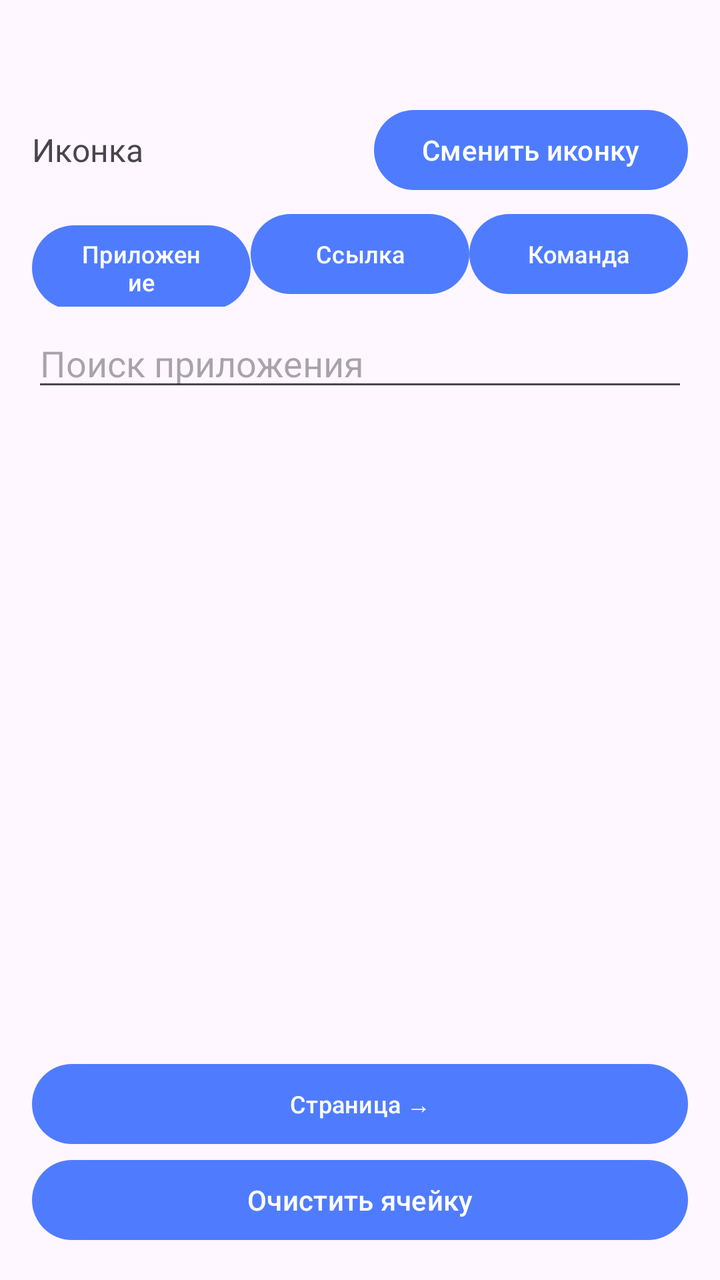
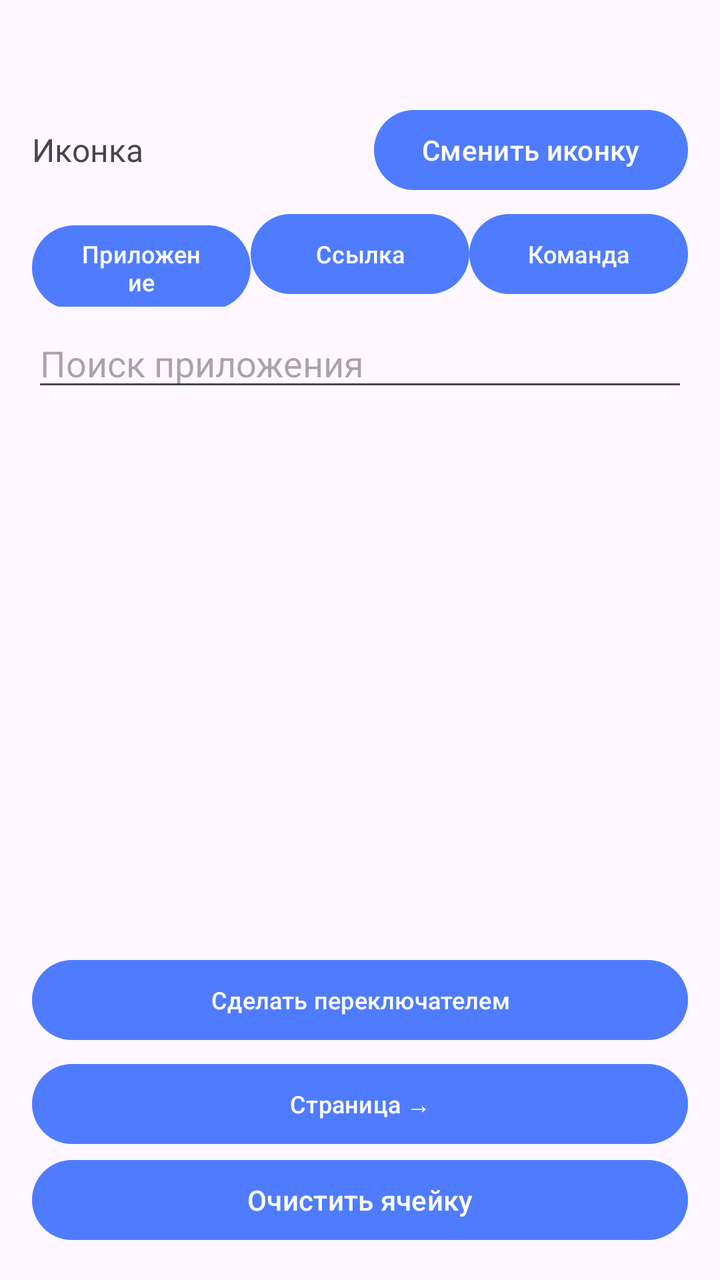

Before-and-after screenshots of an Android layout around one commit, followed by the original layout XML and the change that was made.
<!-- AndroidManifest.xml: application theme Theme.WidgetPlus -->
<!-- res/layout/activity_cell_editor.xml -->
<?xml version="1.0" encoding="utf-8"?>
<LinearLayout xmlns:android="http://schemas.android.com/apk/res/android"
    android:layout_width="match_parent"
    android:layout_height="match_parent"
    android:orientation="vertical"
    android:padding="16dp">

    <TextView
        android:id="@+id/tvCellTitle"
        android:layout_width="match_parent"
        android:layout_height="wrap_content"
        android:textSize="20sp"
        android:textStyle="bold" />

    <LinearLayout
        android:layout_width="match_parent"
        android:layout_height="wrap_content"
        android:layout_marginTop="8dp"
        android:gravity="center_vertical"
        android:orientation="horizontal">

        <TextView
            android:layout_width="0dp"
            android:layout_height="wrap_content"
            android:layout_weight="1"
            android:text="@string/icon_current"
            android:textSize="16sp" />

        <Button
            android:id="@+id/btnPickIcon"
            android:layout_width="wrap_content"
            android:layout_height="wrap_content"
            android:text="@string/icon_change" />
    </LinearLayout>

    <LinearLayout
        android:layout_width="match_parent"
        android:layout_height="wrap_content"
        android:layout_marginTop="4dp"
        android:orientation="horizontal">

        <Button
            android:id="@+id/btnTypeApp"
            android:layout_width="0dp"
            android:layout_height="wrap_content"
            android:layout_weight="1"
            android:text="@string/type_app"
            android:textSize="12sp" />

        <Button
            android:id="@+id/btnTypeLink"
            android:layout_width="0dp"
            android:layout_height="wrap_content"
            android:layout_weight="1"
            android:text="@string/type_link"
            android:textSize="12sp" />

        <Button
            android:id="@+id/btnTypeCommand"
            android:layout_width="0dp"
            android:layout_height="wrap_content"
            android:layout_weight="1"
            android:text="@string/type_command"
            android:textSize="12sp" />
    </LinearLayout>

    <LinearLayout
        android:id="@+id/appsBlock"
        android:layout_width="match_parent"
        android:layout_height="0dp"
        android:layout_weight="1"
        android:orientation="vertical">

        <EditText
            android:id="@+id/etSearch"
            android:layout_width="match_parent"
            android:layout_height="wrap_content"
            android:layout_marginTop="6dp"
            android:hint="@string/search_app"
            android:inputType="text"
            android:maxLines="1" />

        <androidx.recyclerview.widget.RecyclerView
            android:id="@+id/rvApps"
            android:layout_width="match_parent"
            android:layout_height="0dp"
            android:layout_marginTop="8dp"
            android:layout_weight="1" />
    </LinearLayout>

    <LinearLayout
        android:id="@+id/linkBlock"
        android:layout_width="match_parent"
        android:layout_height="wrap_content"
        android:layout_marginTop="6dp"
        android:orientation="vertical"
        android:visibility="gone">

        <EditText
            android:id="@+id/etUrl"
            android:layout_width="match_parent"
            android:layout_height="wrap_content"
            android:hint="@string/link_url"
            android:inputType="textUri"
            android:maxLines="2" />

        <EditText
            android:id="@+id/etLinkLabel"
            android:layout_width="match_parent"
            android:layout_height="wrap_content"
            android:hint="@string/action_label"
            android:inputType="text"
            android:maxLines="1" />
    </LinearLayout>

    <LinearLayout
        android:id="@+id/commandBlock"
        android:layout_width="match_parent"
        android:layout_height="wrap_content"
        android:layout_marginTop="6dp"
        android:orientation="vertical"
        android:visibility="gone">

        <EditText
            android:id="@+id/etPkg"
            android:layout_width="match_parent"
            android:layout_height="wrap_content"
            android:hint="@string/command_pkg"
            android:inputType="text"
            android:maxLines="1" />

        <EditText
            android:id="@+id/etComponent"
            android:layout_width="match_parent"
            android:layout_height="wrap_content"
            android:hint="@string/command_component"
            android:inputType="text"
            android:maxLines="1" />

        <EditText
            android:id="@+id/etAction"
            android:layout_width="match_parent"
            android:layout_height="wrap_content"
            android:hint="@string/command_action"
            android:inputType="text"
            android:maxLines="2" />

        <Button
            android:id="@+id/btnCommandLibrary"
            android:layout_width="match_parent"
            android:layout_height="wrap_content"
            android:text="@string/command_library"
            android:textSize="12sp" />

        <EditText
            android:id="@+id/etCommandLabel"
            android:layout_width="match_parent"
            android:layout_height="wrap_content"
            android:hint="@string/action_label"
            android:inputType="text"
            android:maxLines="1" />
    </LinearLayout>

    <Button
        android:id="@+id/btnTypePager"
        android:layout_width="match_parent"
        android:layout_height="wrap_content"
        android:layout_marginTop="4dp"
        android:text="@string/type_pager"
        android:textSize="12sp" />

    <Button
        android:id="@+id/btnSave"
        android:layout_width="match_parent"
        android:layout_height="wrap_content"
        android:layout_marginTop="8dp"
        android:text="@string/action_save"
        android:visibility="gone" />

    <Button
        android:id="@+id/btnClearCell"
        android:layout_width="match_parent"
        android:layout_height="wrap_content"
        android:text="@string/cell_clear" />

</LinearLayout>
<!-- resources referenced by this layout -->
<resources>
  <string name="action_label">Подпись под кнопкой</string>
  <string name="action_save">Сохранить</string>
  <string name="cell_clear">Очистить ячейку</string>
  <string name="command_action">Действие, например com.v2raytun.android.action.widget.click</string>
  <string name="command_component">Получатель, например com.v2raytun.android.receiver.WidgetProvider1x1</string>
  <string name="command_library">Библиотека команд</string>
  <string name="command_pkg">Пакет, например com.v2raytun.android</string>
  <string name="icon_change">Сменить иконку</string>
  <string name="icon_current">Иконка</string>
  <string name="link_url">Адрес ссылки, например https://yandex.ru</string>
  <string name="search_app">Поиск приложения</string>
  <string name="type_app">Приложение</string>
  <string name="type_command">Команда</string>
  <string name="type_link">Ссылка</string>
  <string name="type_pager">Страница →</string>
  <style name="Theme.WidgetPlus" parent="Theme.Material3.DayNight">
          <item name="colorPrimary">@color/brand</item>
          <item name="colorOnPrimary">#FFFFFFFF</item>
      </style>
  <color name="brand">#FF4F7CFF</color>
</resources>

<!-- the commit's change to res/layout/activity_cell_editor.xml (unified diff, before → after) -->
@@ -162,6 +162,14 @@
     </LinearLayout>
 
     <Button
+        android:id="@+id/btnMakeToggle"
+        android:layout_width="match_parent"
+        android:layout_height="wrap_content"
+        android:layout_marginTop="4dp"
+        android:text="@string/command_make_toggle"
+        android:textSize="12sp" />
+
+    <Button
         android:id="@+id/btnTypePager"
         android:layout_width="match_parent"
         android:layout_height="wrap_content"
<!-- resource entries referenced after the edit -->
@@ -6,6 +6,7 @@
   <string name="command_action">Действие, например com.v2raytun.android.action.widget.click</string>
   <string name="command_component">Получатель, например com.v2raytun.android.receiver.WidgetProvider1x1</string>
   <string name="command_library">Библиотека команд</string>
+  <string name="command_make_toggle">Сделать переключателем</string>
   <string name="command_pkg">Пакет, например com.v2raytun.android</string>
   <string name="icon_change">Сменить иконку</string>
   <string name="icon_current">Иконка</string>
